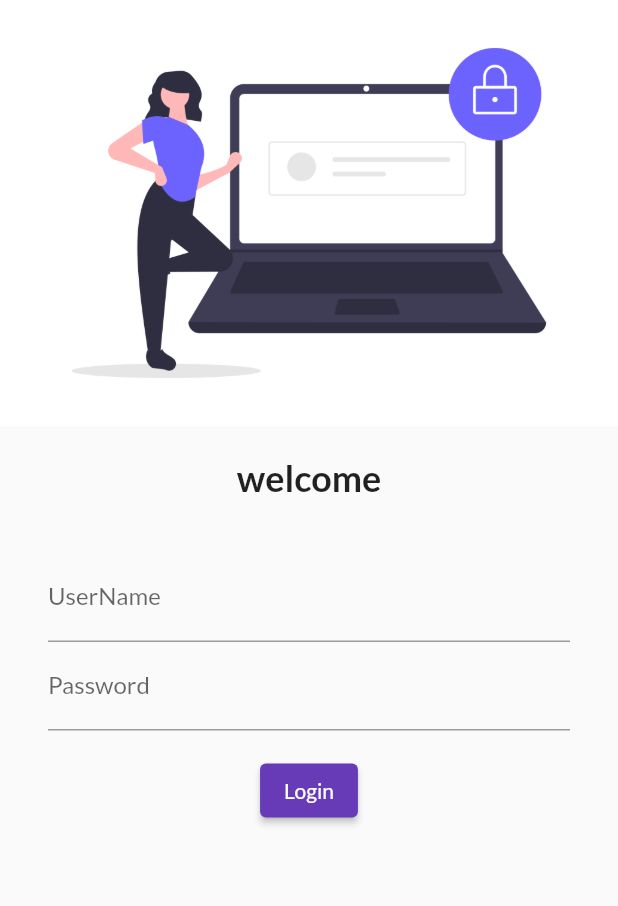
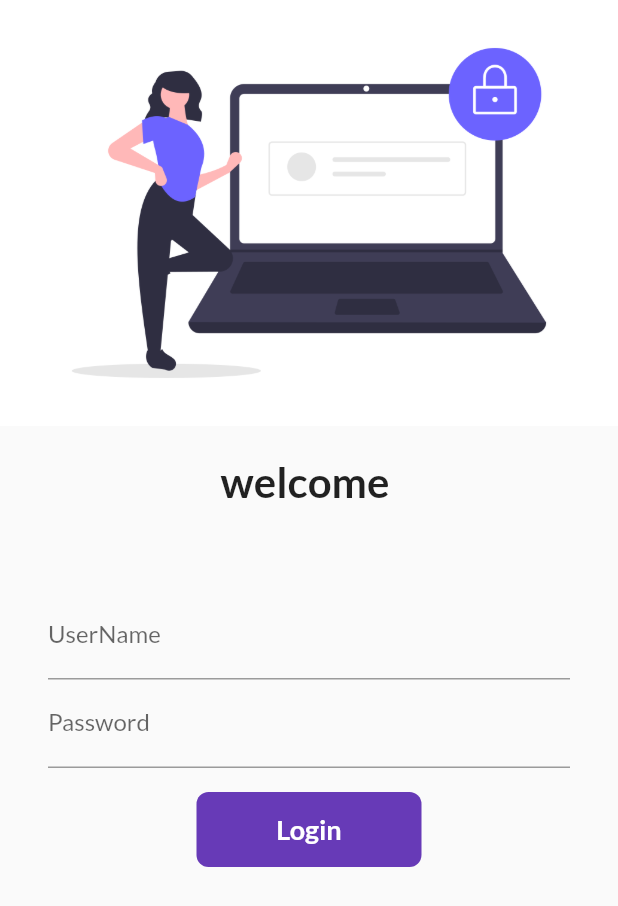
Before and after one commit to S-a-g-a-r-P-a-t-i-l/myapp, a Flutter app: the screen it shows after launch, on a phone screen of 412 x 824 dp. Shown: the top 906 px of the screen. Run offline on Flutter 3.47's test engine with Material 2 defaults, Android fonts, the phone set to English and light mode, and no system bars; our stand-ins replace google_fonts.

Commit message:
custom animated button added

```diff
--- a/lib/main.dart
+++ b/lib/main.dart
@@ -2,6 +2,7 @@ import 'package:flutter/material.dart';
 import 'package:google_fonts/google_fonts.dart';
 import 'package:myapp/pages/home_page.dart';
 import 'package:myapp/pages/login_page.dart';
+import 'package:myapp/utils/routes.dart';
 
 void main() {
   runApp(MyApp());
@@ -18,7 +19,8 @@ class MyApp extends StatelessWidget {
         ),
       routes: {
         "/": (context) => LoginPage(),
-        "/login": (context) => LoginPage()
+        MyRoutes.loginRoutes: (context) => LoginPage(),
+        MyRoutes.homeRoutes: (context) => HomePage()
       },
     );
   }
--- a/lib/pages/login_page.dart
+++ b/lib/pages/login_page.dart
@@ -1,10 +1,19 @@
 import 'package:flutter/material.dart';
 import 'package:google_fonts/google_fonts.dart';
+import 'package:myapp/utils/routes.dart';
 
-class LoginPage extends StatelessWidget {
+class LoginPage extends StatefulWidget {
+  @override
+  State<LoginPage> createState() => _LoginPageState();
+}
+
+class _LoginPageState extends State<LoginPage> {
+  String name = "";
+  bool changeButton = false;
   @override
   Widget build(BuildContext context) {
     return Material(
+        child: SingleChildScrollView(
       child: Column(
         children: [
           Image.asset(
@@ -13,17 +22,22 @@ class LoginPage extends StatelessWidget {
           ),
           SizedBox(height: 20.0),
           Text(
-          "welcome",
-          style: TextStyle(fontSize: 24, fontWeight: FontWeight.bold),
+            "welcome $name",
+            style: TextStyle(fontSize: 28, fontWeight: FontWeight.bold),
           ),
-        SizedBox(height: 20.0),
+          SizedBox(height: 40.0),
           Padding(
-          padding: const EdgeInsets.symmetric(vertical: 16.0, horizontal: 32.0),
+            padding:
+                const EdgeInsets.symmetric(vertical: 16.0, horizontal: 32.0),
             child: Column(
               children: [
                 TextFormField(
                   decoration: InputDecoration(
                       hintText: "Enter Username", labelText: "UserName"),
+                  onChanged: (value) {
+                    name = value;
+                    setState(() {});
+                  },
                 ),
                 TextFormField(
                   obscureText: true,
@@ -33,14 +47,41 @@ class LoginPage extends StatelessWidget {
               ],
             ),
           ),
-        ElevatedButton(
-          child: Text("Login"),
-          style: TextButton.styleFrom(),
-          onPressed: () {
-            print("Login Done");
+          InkWell(
+            onTap: () async {
+              setState(() {
+                changeButton = true;
+              });
+              await Future.delayed(Duration(seconds: 1));
+              Navigator.pushNamed(context, MyRoutes.homeRoutes);
             },
+            child: AnimatedContainer(
+              width: changeButton ? 50 : 150,
+              height: 50,
+              alignment: Alignment.center,
+
+              decoration: BoxDecoration(
+                  borderRadius: BorderRadius.circular(changeButton ? 50 : 8),
+                  color: Colors.deepPurple),
+              duration: Duration(seconds: 1),
+              child: changeButton
+                  ? Icon(Icons.done, color: Colors.white)
+                  : Text(
+                      "Login",
+                      style:
+                          TextStyle(fontSize: 18, fontWeight: FontWeight.bold,color: Colors.white),
+                    ),
+            ),
           )
+          // ElevatedButton(
+          //   child: Text("Login"),
+          //   style: TextButton.styleFrom(minimumSize: Size(150, 40)),
+          //   onPressed: () {
+          //     Navigator.pushNamed(context, MyRoutes.homeRoutes);
+          //   },
+          // )
         ],
+      ),
     ));
   }
 }
--- /dev/null
+++ b/lib/utils/routes.dart
@@ -0,0 +1,4 @@
+class MyRoutes {
+  static String loginRoutes = "/login";
+  static String homeRoutes = "/home";
+}
```
Lines whose indentation alone changed are shown as unchanged.
